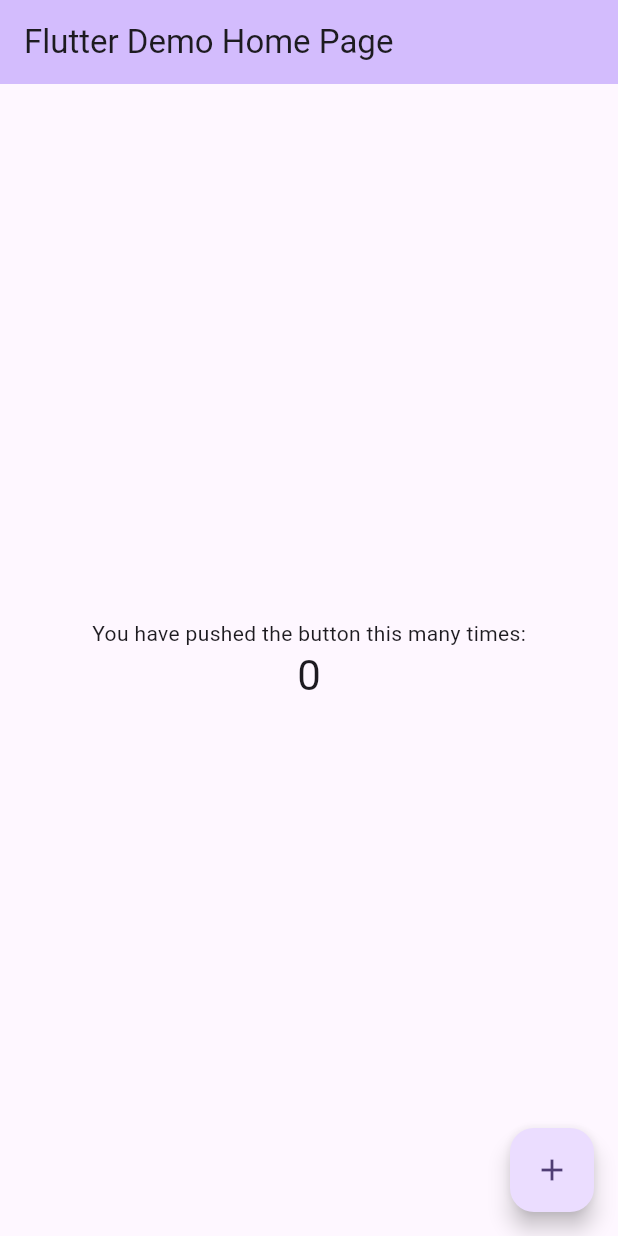
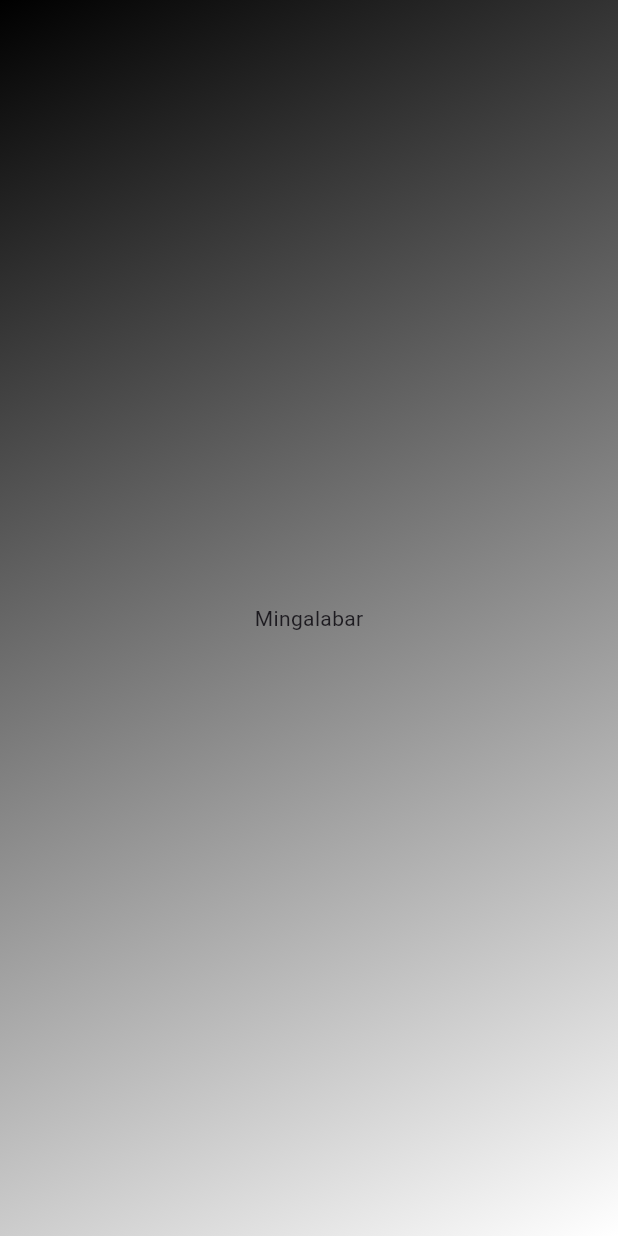
Before and after one commit to Mess925/flutter_test, a Flutter app: the screen it shows after launch, on a phone screen of 412 x 824 dp. Run offline on Flutter 3.47's test engine with Material 3 defaults, Android fonts, the light colour scheme and no system bars.

Commit message:
mingalabar

```diff
--- a/test_0/lib/main.dart
+++ b/test_0/lib/main.dart
@@ -1,125 +1,25 @@
 import 'package:flutter/material.dart';
 
 void main() {
-  runApp(const MyApp());
-}
-
-class MyApp extends StatelessWidget {
-  const MyApp({super.key});
-
-  // This widget is the root of your application.
-  @override
-  Widget build(BuildContext context) {
-    return MaterialApp(
-      title: 'Mingalabar',
-      theme: ThemeData(
-        // This is the theme of your application.
-        //
-        // TRY THIS: Try running your application with "flutter run". You'll see
-        // the application has a purple toolbar. Then, without quitting the app,
-        // try changing the seedColor in the colorScheme below to Colors.green
-        // and then invoke "hot reload" (save your changes or press the "hot
-        // reload" button in a Flutter-supported IDE, or press "r" if you used
-        // the command line to start the app).
-        //
-        // Notice that the counter didn't reset back to zero; the application
-        // state is not lost during the reload. To reset the state, use hot
-        // restart instead.
-        //
-        // This works for code too, not just values: Most code changes can be
-        // tested with just a hot reload.
-        colorScheme: ColorScheme.fromSeed(seedColor: Colors.deepPurple),
-        useMaterial3: true,
-      ),
-      home: const MyHomePage(title: 'Flutter Demo Home Page'),
-    );
-  }
-}
-
-class MyHomePage extends StatefulWidget {
-  const MyHomePage({super.key, required this.title});
-
-  // This widget is the home page of your application. It is stateful, meaning
-  // that it has a State object (defined below) that contains fields that affect
-  // how it looks.
-
-  // This class is the configuration for the state. It holds the values (in this
-  // case the title) provided by the parent (in this case the App widget) and
-  // used by the build method of the State. Fields in a Widget subclass are
-  // always marked "final".
-
-  final String title;
-
-  @override
-  State<MyHomePage> createState() => _MyHomePageState();
-}
-
-class _MyHomePageState extends State<MyHomePage> {
-  int _counter = 0;
-
-  void _incrementCounter() {
-    setState(() {
-      // This call to setState tells the Flutter framework that something has
-      // changed in this State, which causes it to rerun the build method below
-      // so that the display can reflect the updated values. If we changed
-      // _counter without calling setState(), then the build method would not be
-      // called again, and so nothing would appear to happen.
-      _counter++;
-    });
-  }
-
-  @override
-  Widget build(BuildContext context) {
-    // This method is rerun every time setState is called, for instance as done
-    // by the _incrementCounter method above.
-    //
-    // The Flutter framework has been optimized to make rerunning build methods
-    // fast, so that you can just rebuild anything that needs updating rather
-    // than having to individually change instances of widgets.
-    return Scaffold(
-      appBar: AppBar(
-        // TRY THIS: Try changing the color here to a specific color (to
-        // Colors.amber, perhaps?) and trigger a hot reload to see the AppBar
-        // change color while the other colors stay the same.
-        backgroundColor: Theme.of(context).colorScheme.inversePrimary,
-        // Here we take the value from the MyHomePage object that was created by
-        // the App.build method, and use it to set our appbar title.
-        title: Text(widget.title),
-      ),
-      body: Center(
-        // Center is a layout widget. It takes a single child and positions it
-        // in the middle of the parent.
-        child: Column(
-          // Column is also a layout widget. It takes a list of children and
-          // arranges them vertically. By default, it sizes itself to fit its
-          // children horizontally, and tries to be as tall as its parent.
-          //
-          // Column has various properties to control how it sizes itself and
-          // how it positions its children. Here we use mainAxisAlignment to
-          // center the children vertically; the main axis here is the vertical
-          // axis because Columns are vertical (the cross axis would be
-          // horizontal).
-          //
-          // TRY THIS: Invoke "debug painting" (choose the "Toggle Debug Paint"
-          // action in the IDE, or press "p" in the console), to see the
-          // wireframe for each widget.
-          mainAxisAlignment: MainAxisAlignment.center,
-          children: <Widget>[
-            const Text(
-              'You have pushed the button this many times:',
+  runApp(
+    MaterialApp(
+      home: Scaffold(
+        body: Container(
+          decoration: const BoxDecoration(
+            gradient: LinearGradient(
+              colors: [
+                Colors.black,
+                Colors.white,
+              ],
+              begin: Alignment.topLeft,
+              end: Alignment.bottomRight,
             ),
-            Text(
-              '$_counter',
-              style: Theme.of(context).textTheme.headlineMedium,
-            ),
-          ],
+          ),
+          child: const Center(
+            child: Text('Mingalabar'),
+          ),
         ),
       ),
-      floatingActionButton: FloatingActionButton(
-        onPressed: _incrementCounter,
-        tooltip: 'Increment',
-        child: const Icon(Icons.add),
-      ), // This trailing comma makes auto-formatting nicer for build methods.
-    );
-  }
+    ),
+  );
 }
```
